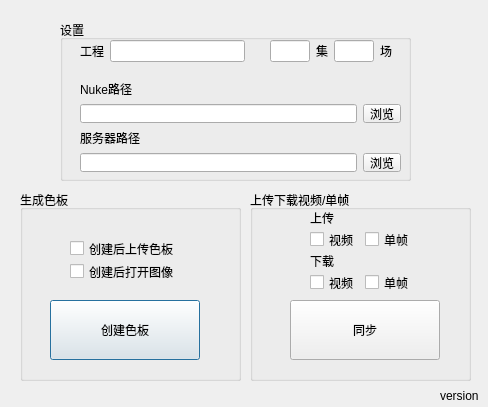
First picture: the form in video-processing/SceneTools/SceneTools.ui, repository NateScarlet/Scripts, before the edit.
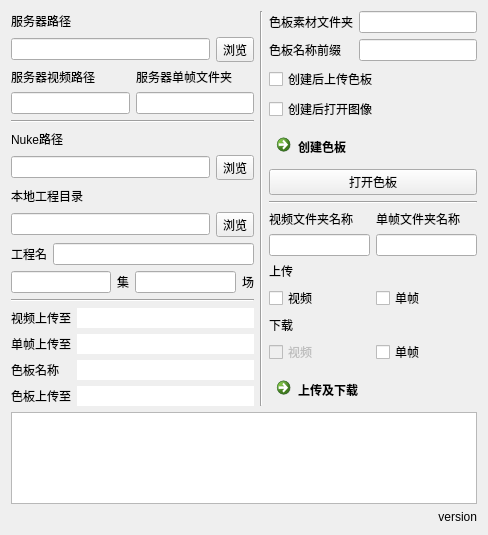
Second picture: the form after the edit.

```diff
--- a/video-processing/SceneTools/SceneTools.ui
+++ b/video-processing/SceneTools/SceneTools.ui
@@ -7,122 +7,17 @@
     <x>0</x>
     <y>0</y>
     <width>488</width>
-    <height>407</height>
+    <height>535</height>
    </rect>
   </property>
   <property name="windowTitle">
    <string>场集工具</string>
   </property>
-  <widget class="QGroupBox" name="groupBox">
-   <property name="geometry">
-    <rect>
-     <x>60</x>
-     <y>20</y>
-     <width>351</width>
-     <height>161</height>
-    </rect>
-   </property>
-   <property name="locale">
-    <locale language="Chinese" country="China"/>
-   </property>
-   <property name="title">
-    <string>设置</string>
-   </property>
-   <widget class="QWidget" name="layoutWidget">
-    <property name="geometry">
-     <rect>
-      <x>210</x>
-      <y>20</y>
-      <width>122</width>
-      <height>22</height>
-     </rect>
-    </property>
-    <layout class="QHBoxLayout" name="horizontalLayout">
-     <item>
-      <widget class="QLineEdit" name="epEdit"/>
-     </item>
-     <item>
-      <widget class="QLabel" name="label">
-       <property name="text">
-        <string>集</string>
-       </property>
-      </widget>
-     </item>
-     <item>
-      <widget class="QLineEdit" name="scEdit"/>
-     </item>
-     <item>
-      <widget class="QLabel" name="label_2">
-       <property name="text">
-        <string>场</string>
-       </property>
-      </widget>
-     </item>
-    </layout>
-   </widget>
-   <widget class="QWidget" name="layoutWidget">
-    <property name="geometry">
-     <rect>
-      <x>20</x>
-      <y>20</y>
-      <width>165</width>
-      <height>22</height>
-     </rect>
-    </property>
+  <layout class="QVBoxLayout" name="verticalLayout_7">
+   <item>
     <layout class="QHBoxLayout" name="horizontalLayout_4">
      <item>
-      <widget class="QLabel" name="label_5">
-       <property name="text">
-        <string>工程</string>
-       </property>
-      </widget>
-     </item>
-     <item>
-      <widget class="QLineEdit" name="projectEdit"/>
-     </item>
-    </layout>
-   </widget>
-   <widget class="QWidget" name="layoutWidget">
-    <property name="geometry">
-     <rect>
-      <x>20</x>
-      <y>60</y>
-      <width>321</width>
-      <height>92</height>
-     </rect>
-    </property>
-    <layout class="QVBoxLayout" name="verticalLayout">
-     <item>
-      <layout class="QVBoxLayout" name="verticalLayout_nuke">
-       <item>
-        <widget class="QLabel" name="label_3">
-         <property name="text">
-          <string>Nuke路径</string>
-         </property>
-        </widget>
-       </item>
-       <item>
-        <layout class="QHBoxLayout" name="horizontalLayout_2">
-         <item>
-          <widget class="QLineEdit" name="nukeEdit">
-           <property name="dragEnabled">
-            <bool>true</bool>
-           </property>
-          </widget>
-         </item>
-         <item>
-          <widget class="QToolButton" name="nukeButton">
-           <property name="text">
-            <string>浏览</string>
-           </property>
-          </widget>
-         </item>
-        </layout>
-       </item>
-      </layout>
-     </item>
-     <item>
-      <layout class="QVBoxLayout" name="verticalLayout_nuke_2">
+      <layout class="QVBoxLayout" name="verticalLayout">
        <item>
         <widget class="QLabel" name="label_4">
          <property name="text">
@@ -148,178 +43,393 @@
          </item>
         </layout>
        </item>
-      </layout>
-     </item>
-    </layout>
-   </widget>
-  </widget>
-  <widget class="QGroupBox" name="groupBox_2">
-   <property name="geometry">
-    <rect>
-     <x>20</x>
-     <y>190</y>
-     <width>221</width>
-     <height>191</height>
-    </rect>
-   </property>
-   <property name="title">
-    <string>生成色板</string>
-   </property>
-   <widget class="QPushButton" name="sheetButton">
-    <property name="geometry">
-     <rect>
-      <x>30</x>
-      <y>110</y>
-      <width>150</width>
-      <height>60</height>
-     </rect>
-    </property>
-    <property name="baseSize">
-     <size>
-      <width>0</width>
-      <height>0</height>
-     </size>
-    </property>
-    <property name="text">
-     <string>创建色板</string>
-    </property>
-    <property name="iconSize">
-     <size>
-      <width>16</width>
-      <height>16</height>
-     </size>
-    </property>
-   </widget>
-   <widget class="QWidget" name="">
-    <property name="geometry">
-     <rect>
-      <x>50</x>
-      <y>50</y>
-      <width>109</width>
-      <height>40</height>
-     </rect>
-    </property>
-    <layout class="QVBoxLayout" name="verticalLayout_2">
-     <item>
-      <widget class="QCheckBox" name="csheetUp_check">
-       <property name="text">
-        <string>创建后上传色板</string>
-       </property>
-      </widget>
-     </item>
-     <item>
-      <widget class="QCheckBox" name="csheetOpen_check">
-       <property name="text">
-        <string>创建后打开图像</string>
-       </property>
-      </widget>
-     </item>
-    </layout>
-   </widget>
-  </widget>
-  <widget class="QGroupBox" name="groupBox_3">
-   <property name="geometry">
-    <rect>
-     <x>250</x>
-     <y>190</y>
-     <width>221</width>
-     <height>191</height>
-    </rect>
-   </property>
-   <property name="title">
-    <string>上传下载视频/单帧</string>
-   </property>
-   <widget class="QPushButton" name="uploadButton">
-    <property name="geometry">
-     <rect>
-      <x>40</x>
-      <y>110</y>
-      <width>150</width>
-      <height>60</height>
-     </rect>
-    </property>
-    <property name="text">
-     <string>同步</string>
-    </property>
-   </widget>
-   <widget class="QWidget" name="layoutWidget">
-    <property name="geometry">
-     <rect>
-      <x>60</x>
-      <y>20</y>
-      <width>104</width>
-      <height>80</height>
-     </rect>
-    </property>
-    <layout class="QVBoxLayout" name="verticalLayout_4">
-     <item>
-      <widget class="QLabel" name="label_8">
-       <property name="text">
-        <string>上传</string>
-       </property>
-      </widget>
-     </item>
-     <item>
-      <layout class="QHBoxLayout" name="horizontalLayout_6">
        <item>
-        <widget class="QCheckBox" name="videoUp_check">
+        <layout class="QGridLayout" name="gridLayout">
+         <item row="1" column="0">
+          <widget class="QLineEdit" name="videoFolderEdit"/>
+         </item>
+         <item row="0" column="0">
+          <widget class="QLabel" name="label_7">
+           <property name="text">
+            <string>服务器视频路径</string>
+           </property>
+          </widget>
+         </item>
+         <item row="1" column="1">
+          <widget class="QLineEdit" name="imageFolderEdit"/>
+         </item>
+         <item row="0" column="1">
+          <widget class="QLabel" name="label_10">
+           <property name="text">
+            <string>服务器单帧文件夹</string>
+           </property>
+          </widget>
+         </item>
+        </layout>
+       </item>
+       <item>
+        <widget class="Line" name="line">
+         <property name="orientation">
+          <enum>Qt::Horizontal</enum>
+         </property>
+        </widget>
+       </item>
+       <item>
+        <widget class="QLabel" name="label_3">
          <property name="text">
-          <string>视频</string>
+          <string>Nuke路径</string>
          </property>
         </widget>
        </item>
        <item>
-        <widget class="QCheckBox" name="imageUp_check">
+        <layout class="QHBoxLayout" name="horizontalLayout_2">
+         <item>
+          <widget class="QLineEdit" name="nukeEdit">
+           <property name="dragEnabled">
+            <bool>true</bool>
+           </property>
+          </widget>
+         </item>
+         <item>
+          <widget class="QToolButton" name="nukeButton">
+           <property name="text">
+            <string>浏览</string>
+           </property>
+          </widget>
+         </item>
+        </layout>
+       </item>
+       <item>
+        <widget class="QLabel" name="label_6">
          <property name="text">
-          <string>单帧</string>
+          <string>本地工程目录</string>
          </property>
         </widget>
        </item>
+       <item>
+        <layout class="QHBoxLayout" name="horizontalLayout_5">
+         <item>
+          <widget class="QLineEdit" name="dirEdit">
+           <property name="dragEnabled">
+            <bool>true</bool>
+           </property>
+          </widget>
+         </item>
+         <item>
+          <widget class="QToolButton" name="dirButton">
+           <property name="text">
+            <string>浏览</string>
+           </property>
+          </widget>
+         </item>
+        </layout>
+       </item>
+       <item>
+        <layout class="QHBoxLayout" name="horizontalLayout_10">
+         <item>
+          <widget class="QLabel" name="label_5">
+           <property name="text">
+            <string>工程名</string>
+           </property>
+          </widget>
+         </item>
+         <item>
+          <widget class="QLineEdit" name="projectEdit"/>
+         </item>
+        </layout>
+       </item>
+       <item>
+        <layout class="QHBoxLayout" name="horizontalLayout">
+         <item>
+          <widget class="QLineEdit" name="epEdit"/>
+         </item>
+         <item>
+          <widget class="QLabel" name="label">
+           <property name="text">
+            <string>集</string>
+           </property>
+          </widget>
+         </item>
+         <item>
+          <widget class="QLineEdit" name="scEdit"/>
+         </item>
+         <item>
+          <widget class="QLabel" name="label_2">
+           <property name="text">
+            <string>场</string>
+           </property>
+          </widget>
+         </item>
+        </layout>
+       </item>
+       <item>
+        <widget class="Line" name="line_3">
+         <property name="orientation">
+          <enum>Qt::Horizontal</enum>
+         </property>
+        </widget>
+       </item>
+       <item>
+        <layout class="QFormLayout" name="formLayout_3">
+         <item row="0" column="0">
+          <widget class="QLabel" name="label_16">
+           <property name="text">
+            <string>视频上传至</string>
+           </property>
+          </widget>
+         </item>
+         <item row="0" column="1">
+          <widget class="QLineEdit" name="videoDestEdit">
+           <property name="frame">
+            <bool>false</bool>
+           </property>
+           <property name="readOnly">
+            <bool>true</bool>
+           </property>
+          </widget>
+         </item>
+         <item row="1" column="1">
+          <widget class="QLineEdit" name="imageDestEdit">
+           <property name="frame">
+            <bool>false</bool>
+           </property>
+           <property name="readOnly">
+            <bool>true</bool>
+           </property>
+          </widget>
+         </item>
+         <item row="1" column="0">
+          <widget class="QLabel" name="label_17">
+           <property name="text">
+            <string>单帧上传至</string>
+           </property>
+          </widget>
+         </item>
+         <item row="3" column="1">
+          <widget class="QLineEdit" name="csheetNameEdit">
+           <property name="frame">
+            <bool>false</bool>
+           </property>
+           <property name="readOnly">
+            <bool>true</bool>
+           </property>
+          </widget>
+         </item>
+         <item row="3" column="0">
+          <widget class="QLabel" name="label_18">
+           <property name="text">
+            <string>色板名称</string>
+           </property>
+          </widget>
+         </item>
+         <item row="4" column="0">
+          <widget class="QLabel" name="label_20">
+           <property name="text">
+            <string>色板上传至</string>
+           </property>
+          </widget>
+         </item>
+         <item row="4" column="1">
+          <widget class="QLineEdit" name="csheetDestEdit">
+           <property name="frame">
+            <bool>false</bool>
+           </property>
+           <property name="readOnly">
+            <bool>true</bool>
+           </property>
+          </widget>
+         </item>
+        </layout>
+       </item>
       </layout>
      </item>
      <item>
-      <widget class="QLabel" name="label_9">
-       <property name="text">
-        <string>下载</string>
+      <widget class="Line" name="line_2">
+       <property name="orientation">
+        <enum>Qt::Vertical</enum>
        </property>
       </widget>
      </item>
      <item>
-      <layout class="QHBoxLayout" name="horizontalLayout_8">
+      <layout class="QVBoxLayout" name="verticalLayout_5">
        <item>
-        <widget class="QCheckBox" name="videoDown_check">
-         <property name="text">
-          <string>视频</string>
-         </property>
-        </widget>
+        <layout class="QVBoxLayout" name="verticalLayout_2">
+         <item>
+          <layout class="QFormLayout" name="formLayout_4">
+           <property name="fieldGrowthPolicy">
+            <enum>QFormLayout::AllNonFixedFieldsGrow</enum>
+           </property>
+           <item row="0" column="0">
+            <widget class="QLabel" name="label_11">
+             <property name="text">
+              <string>色板素材文件夹</string>
+             </property>
+            </widget>
+           </item>
+           <item row="0" column="1">
+            <widget class="QLineEdit" name="csheetFFNameEdit"/>
+           </item>
+           <item row="1" column="0">
+            <widget class="QLabel" name="label_19">
+             <property name="text">
+              <string>色板名称前缀</string>
+             </property>
+            </widget>
+           </item>
+           <item row="1" column="1">
+            <widget class="QLineEdit" name="csheetPrefixEdit"/>
+           </item>
+          </layout>
+         </item>
+         <item>
+          <widget class="QCheckBox" name="csheetUpCheck">
+           <property name="text">
+            <string>创建后上传色板</string>
+           </property>
+          </widget>
+         </item>
+         <item>
+          <widget class="QCheckBox" name="csheetOpenCheck">
+           <property name="text">
+            <string>创建后打开图像</string>
+           </property>
+          </widget>
+         </item>
+         <item>
+          <widget class="QCommandLinkButton" name="sheetButton">
+           <property name="text">
+            <string>创建色板</string>
+           </property>
+          </widget>
+         </item>
+         <item>
+          <widget class="QPushButton" name="openCSheetButton">
+           <property name="enabled">
+            <bool>true</bool>
+           </property>
+           <property name="text">
+            <string>打开色板</string>
+           </property>
+          </widget>
+         </item>
+        </layout>
        </item>
        <item>
-        <widget class="QCheckBox" name="imageDown_check">
-         <property name="text">
-          <string>单帧</string>
+        <widget class="Line" name="line_4">
+         <property name="orientation">
+          <enum>Qt::Horizontal</enum>
          </property>
         </widget>
        </item>
+       <item>
+        <layout class="QVBoxLayout" name="verticalLayout_4">
+         <item>
+          <layout class="QGridLayout" name="gridLayout_2">
+           <item row="1" column="1">
+            <widget class="QLineEdit" name="imageFNameEdit"/>
+           </item>
+           <item row="1" column="0">
+            <widget class="QLineEdit" name="videoFNameEdit"/>
+           </item>
+           <item row="0" column="0">
+            <widget class="QLabel" name="label_14">
+             <property name="text">
+              <string>视频文件夹名称</string>
+             </property>
+            </widget>
+           </item>
+           <item row="0" column="1">
+            <widget class="QLabel" name="label_15">
+             <property name="text">
+              <string>单帧文件夹名称</string>
+             </property>
+            </widget>
+           </item>
+          </layout>
+         </item>
+         <item>
+          <widget class="QLabel" name="label_8">
+           <property name="text">
+            <string>上传</string>
+           </property>
+          </widget>
+         </item>
+         <item>
+          <layout class="QHBoxLayout" name="horizontalLayout_6">
+           <item>
+            <widget class="QCheckBox" name="videoUpCheck">
+             <property name="text">
+              <string>视频</string>
+             </property>
+            </widget>
+           </item>
+           <item>
+            <widget class="QCheckBox" name="imageUpCheck">
+             <property name="text">
+              <string>单帧</string>
+             </property>
+            </widget>
+           </item>
+          </layout>
+         </item>
+         <item>
+          <widget class="QLabel" name="label_9">
+           <property name="text">
+            <string>下载</string>
+           </property>
+          </widget>
+         </item>
+         <item>
+          <layout class="QHBoxLayout" name="horizontalLayout_8">
+           <item>
+            <widget class="QCheckBox" name="videoDownCheck">
+             <property name="enabled">
+              <bool>false</bool>
+             </property>
+             <property name="text">
+              <string>视频</string>
+             </property>
+             <property name="checkable">
+              <bool>true</bool>
+             </property>
+            </widget>
+           </item>
+           <item>
+            <widget class="QCheckBox" name="imageDownCheck">
+             <property name="text">
+              <string>单帧</string>
+             </property>
+            </widget>
+           </item>
+          </layout>
+         </item>
+         <item>
+          <widget class="QCommandLinkButton" name="syncButton">
+           <property name="text">
+            <string>上传及下载</string>
+           </property>
+          </widget>
+         </item>
+        </layout>
+       </item>
       </layout>
      </item>
     </layout>
-   </widget>
-   <zorder>layoutWidget</zorder>
-   <zorder>uploadButton</zorder>
-  </widget>
-  <widget class="QLabel" name="version_label">
-   <property name="geometry">
-    <rect>
-     <x>440</x>
-     <y>390</y>
-     <width>54</width>
-     <height>12</height>
-    </rect>
-   </property>
-   <property name="text">
-    <string>version</string>
-   </property>
-  </widget>
+   </item>
+   <item>
+    <widget class="QListWidget" name="listWidget"/>
+   </item>
+   <item>
+    <widget class="QLabel" name="version_label">
+     <property name="text">
+      <string>version</string>
+     </property>
+     <property name="alignment">
+      <set>Qt::AlignRight|Qt::AlignTrailing|Qt::AlignVCenter</set>
+     </property>
+    </widget>
+   </item>
+  </layout>
  </widget>
  <resources/>
  <connections/>
```
